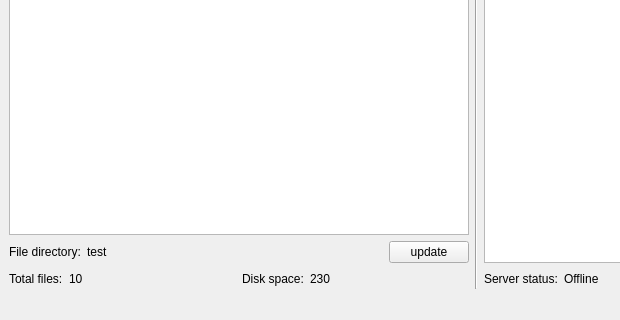
Ast1o465/Qt-Torrent, file Server/mainwindow.ui: the form before one commit; both pictures show x 0 to 620 and y 251 to 571 of the 953 by 571 pixel window.
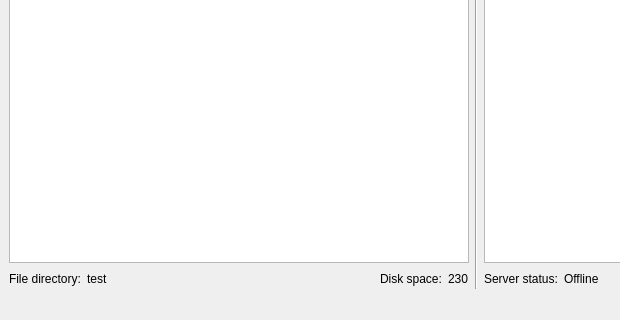
The form after the commit.

Commit message: added functionality for the file add and file delete buttons to the program, and also removed the refresh table button because it refreshes automatically

The edit to the form file:
```diff
--- a/Server/mainwindow.ui
+++ b/Server/mainwindow.ui
@@ -102,7 +102,12 @@
            <widget class="QTableView" name="Tv_listFile"/>
           </item>
           <item>
-           <layout class="QHBoxLayout" name="DirAndUpdate">
+           <layout class="QHBoxLayout" name="DirAndUpdate"/>
+          </item>
+          <item>
+           <layout class="QHBoxLayout" name="horizontalLayout_9">
+            <item>
+             <layout class="QHBoxLayout" name="DiskSpace">
             <item>
              <layout class="QHBoxLayout" name="Dir">
               <item>
@@ -122,7 +127,7 @@
              </layout>
             </item>
             <item>
-             <spacer name="horizontalSpacer_6">
+               <spacer name="horizontalSpacer_9">
               <property name="orientation">
                <enum>Qt::Orientation::Horizontal</enum>
               </property>
@@ -134,60 +139,6 @@
               </property>
              </spacer>
             </item>
-            <item>
-             <widget class="QPushButton" name="Btn_update">
-              <property name="text">
-               <string>update</string>
-              </property>
-             </widget>
-            </item>
-           </layout>
-          </item>
-          <item>
-           <layout class="QHBoxLayout" name="horizontalLayout_9">
-            <item>
-             <layout class="QHBoxLayout" name="TotalFile">
-              <item>
-               <widget class="QLabel" name="L_constFile">
-                <property name="font">
-                 <font>
-                  <pointsize>9</pointsize>
-                 </font>
-                </property>
-                <property name="text">
-                 <string>Total files:</string>
-                </property>
-               </widget>
-              </item>
-              <item>
-               <widget class="QLabel" name="L_fileCount">
-                <property name="font">
-                 <font>
-                  <pointsize>9</pointsize>
-                 </font>
-                </property>
-                <property name="text">
-                 <string>10</string>
-                </property>
-               </widget>
-              </item>
-              <item>
-               <spacer name="horizontalSpacer_8">
-                <property name="orientation">
-                 <enum>Qt::Orientation::Horizontal</enum>
-                </property>
-                <property name="sizeHint" stdset="0">
-                 <size>
-                  <width>40</width>
-                  <height>20</height>
-                 </size>
-                </property>
-               </spacer>
-              </item>
-             </layout>
-            </item>
-            <item>
-             <layout class="QHBoxLayout" name="DiskSpace">
               <item>
                <widget class="QLabel" name="L_constDisk">
                 <property name="font">
@@ -212,19 +163,6 @@
                 </property>
                </widget>
               </item>
-              <item>
-               <spacer name="horizontalSpacer_9">
-                <property name="orientation">
-                 <enum>Qt::Orientation::Horizontal</enum>
-                </property>
-                <property name="sizeHint" stdset="0">
-                 <size>
-                  <width>40</width>
-                  <height>20</height>
-                 </size>
-                </property>
-               </spacer>
-              </item>
              </layout>
             </item>
            </layout>
```
Lines whose indentation alone changed are shown as unchanged. The commit also changes 2 other files.
